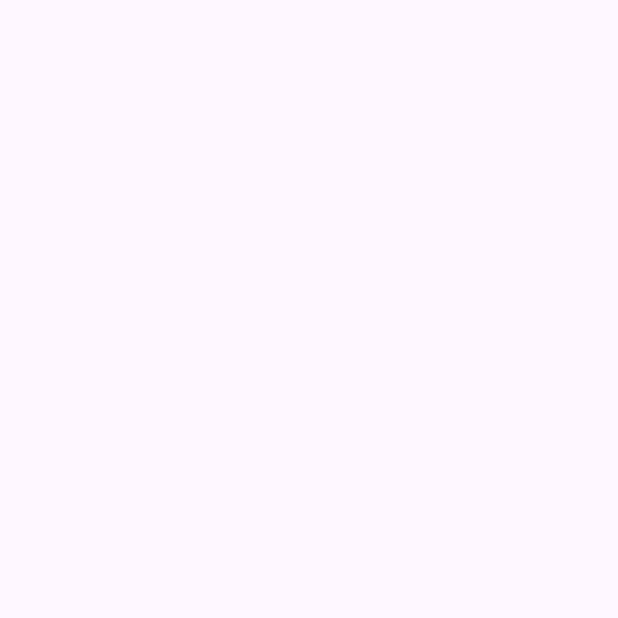
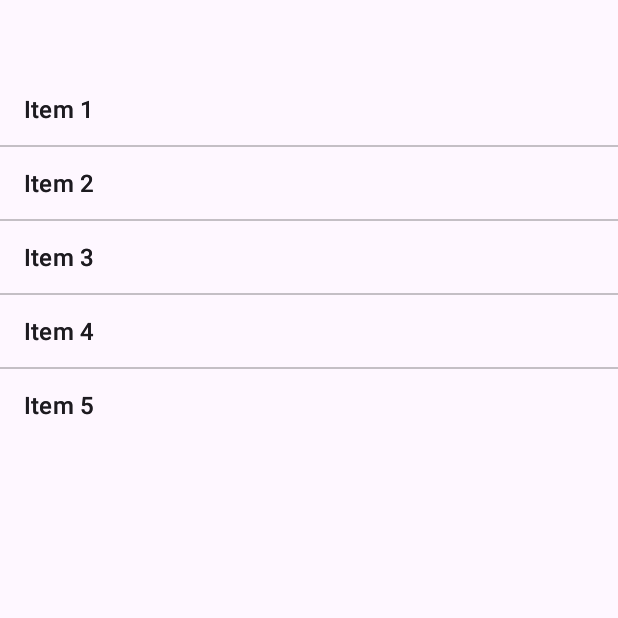
Before and after one commit to ArmanRuhit/Head-First-Android, an Android app: the screen it shows after launch (MainActivity), on a phone screen of 412 x 824 dp, the top half of it. Before the commit the part shown is empty. Run offline under Robolectric (Android 15) with nearby library versions, the phone set to English and light mode, and no system bars.

Commit message:
fragment layout is showing

```diff
--- a/Workout/app/src/main/java/com/example/workout/MainActivity.java
+++ b/Workout/app/src/main/java/com/example/workout/MainActivity.java
@@ -18,7 +18,7 @@ public class MainActivity extends AppCompatActivity {
         if (savedInstanceState == null) {
             getSupportFragmentManager().beginTransaction()
                     .setReorderingAllowed(true)
-                    .add(R.id.detail_frag, WorkoutDetailFragment.class, null)
+                    .add(R.id.detail_frag, new WorkoutDetailFragment(), null)
                     .commit();
         }
     }
--- a/Workout/app/src/main/java/com/example/workout/WorkoutDetailFragment.java
+++ b/Workout/app/src/main/java/com/example/workout/WorkoutDetailFragment.java
@@ -9,23 +9,13 @@ import androidx.fragment.app.Fragment;
 import android.view.LayoutInflater;
 import android.view.View;
 import android.view.ViewGroup;
+import android.widget.ArrayAdapter;
+import android.widget.ListView;
 import android.widget.TextView;
 
-/**
- * A simple {@link Fragment} subclass.
- * Use the {@link WorkoutDetailFragment#newInstance} factory method to
- * create an instance of this fragment.
- */
+
 public class WorkoutDetailFragment extends Fragment {
 
-    // TODO: Rename parameter arguments, choose names that match
-    // the fragment initialization parameters, e.g. ARG_ITEM_NUMBER
-    private static final String ARG_PARAM1 = "param1";
-    private static final String ARG_PARAM2 = "param2";
-
-    // TODO: Rename and change types of parameters
-    private String mParam1;
-    private String mParam2;
 
     private long workoutId;
 
@@ -37,31 +27,24 @@ public class WorkoutDetailFragment extends Fragment {
         // Required empty public constructor
     }
 
-    /**
-     * Use this factory method to create a new instance of
-     * this fragment using the provided parameters.
-     *
-     * @param param1 Parameter 1.
-     * @param param2 Parameter 2.
-     * @return A new instance of fragment WorkoutDetailFragment.
-     */
-    // TODO: Rename and change types and number of parameters
-    public static WorkoutDetailFragment newInstance(String param1, String param2) {
-        WorkoutDetailFragment fragment = new WorkoutDetailFragment();
-        Bundle args = new Bundle();
-        args.putString(ARG_PARAM1, param1);
-        args.putString(ARG_PARAM2, param2);
-        fragment.setArguments(args);
-        return fragment;
-    }
-
     @Override
     public void onViewCreated(@NonNull View view, @Nullable Bundle savedInstanceState) {
         super.onViewCreated(view, savedInstanceState);
-        TextView titleTextView = view.findViewById(R.id.title);
-        Workout workout = Workout.workouts[(int) workoutId];
-        titleTextView.setText(workout.getName());
-        TextView descriptionTextView = view.findViewById(R.id.description);
-        descriptionTextView.setText(workout.getDescription());
+
+    }
+
+    @Nullable
+    @Override
+    public View onCreateView(@NonNull LayoutInflater inflater, @Nullable ViewGroup container, @Nullable Bundle savedInstanceState) {
+        View view = inflater.inflate(R.layout.fragment_workout_detail, container, false);
+        // Sample data for the list
+        String[] items = {"Item 1", "Item 2", "Item 3", "Item 4", "Item 5"};
+
+        // Create an ArrayAdapter to display the items in the ListView
+        ArrayAdapter<String> adapter = new ArrayAdapter<>(getActivity(), android.R.layout.simple_list_item_1, items);
+
+        ListView listView = view.findViewById(R.id.list123);
+        listView.setAdapter(adapter);
+        return view;
     }
 }
--- a/Workout/app/src/main/res/layout/fragment_workout_detail.xml
+++ b/Workout/app/src/main/res/layout/fragment_workout_detail.xml
@@ -20,4 +20,10 @@
         android:text= ""
         android:id="@+id/description"/>
 
+    <ListView
+        android:id="@+id/list123"
+        android:layout_width="wrap_content"
+        android:layout_height="wrap_content"
+        />
+
 </LinearLayout>
```
